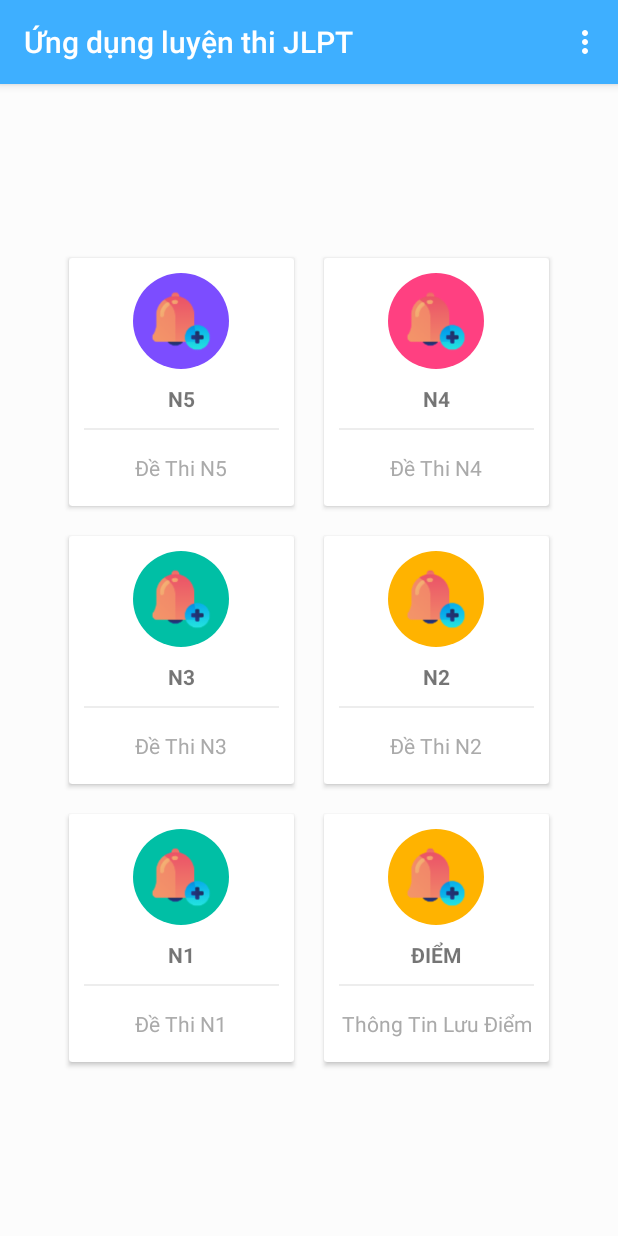
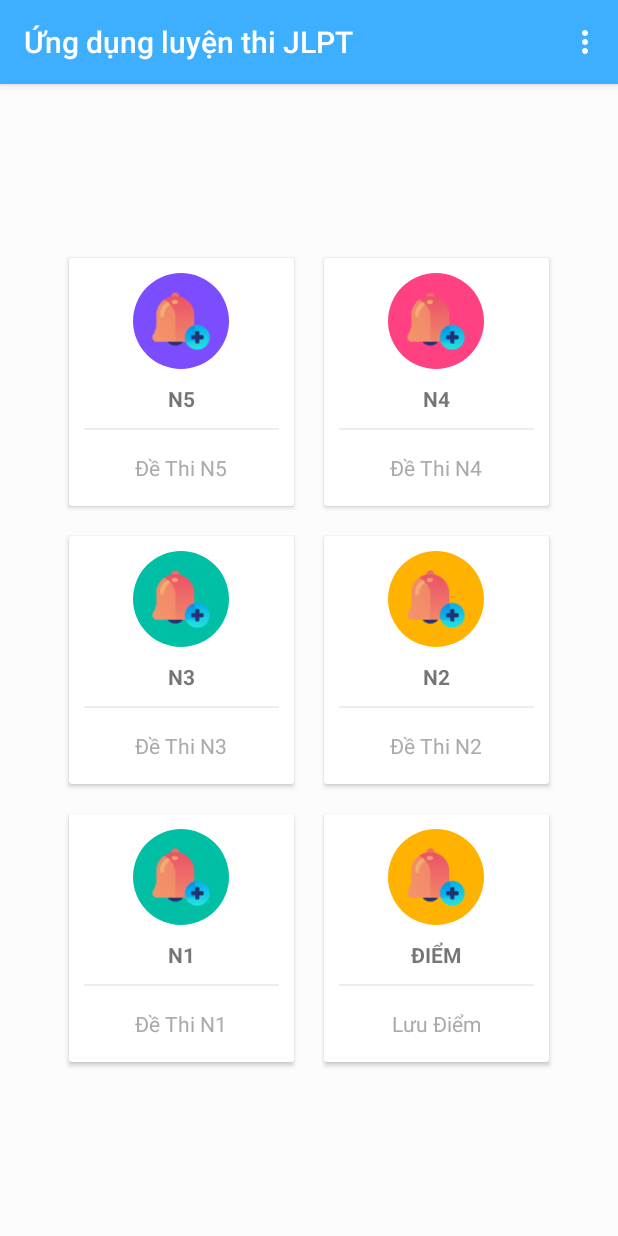
Before and after one commit to ngonhattri/Android-nihongo-quiz, an Android app: the screen it shows after launch (MainActivity), on a phone screen of 412 x 824 dp. Run offline under Robolectric (Android 15) with nearby library versions, the phone set to English and light mode, and no system bars.

Commit message:
Changed Activity_Main

```diff
--- a/app/src/main/res/layout/activity_main.xml
+++ b/app/src/main/res/layout/activity_main.xml
@@ -251,13 +251,14 @@
                     android:layout_height="1dp"
                     android:background="@color/lightgray"
                     android:layout_margin="10dp"/>
+
                 <TextView
                     android:layout_width="wrap_content"
                     android:layout_height="wrap_content"
                     android:gravity="center"
-                    android:text="Thông Tin Lưu Điểm"
                     android:padding="5dp"
-                    android:textColor="@android:color/darker_gray"/>
+                    android:text="Lưu Điểm"
+                    android:textColor="@android:color/darker_gray" />
             </LinearLayout>
         </android.support.v7.widget.CardView>
 
```
